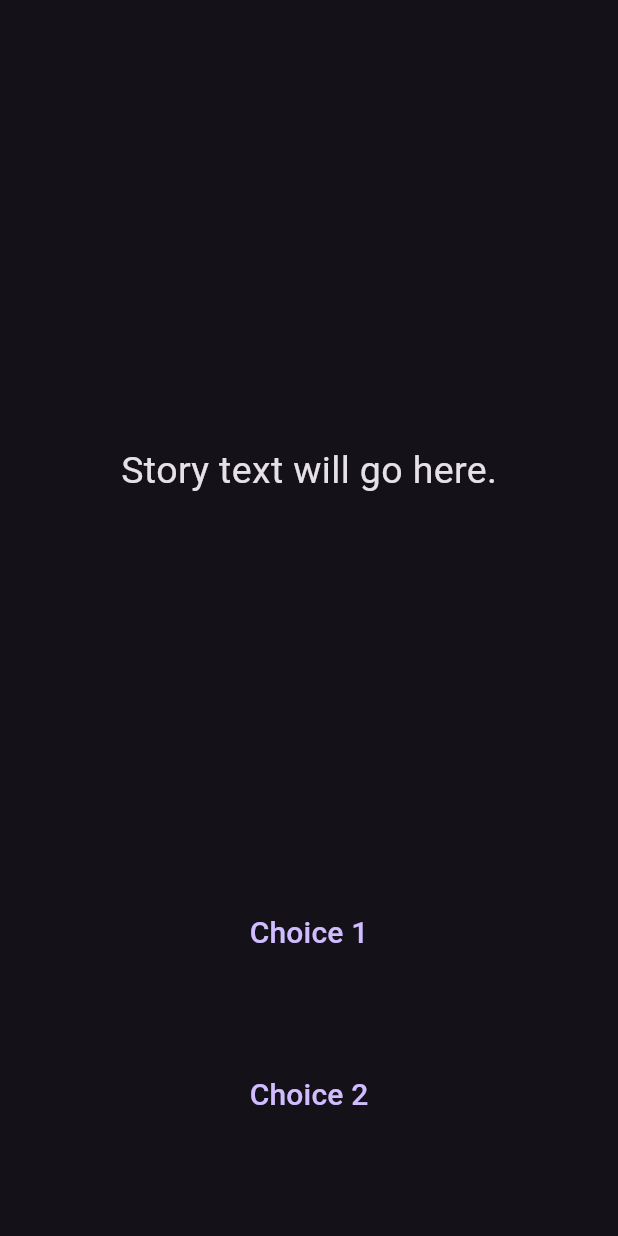
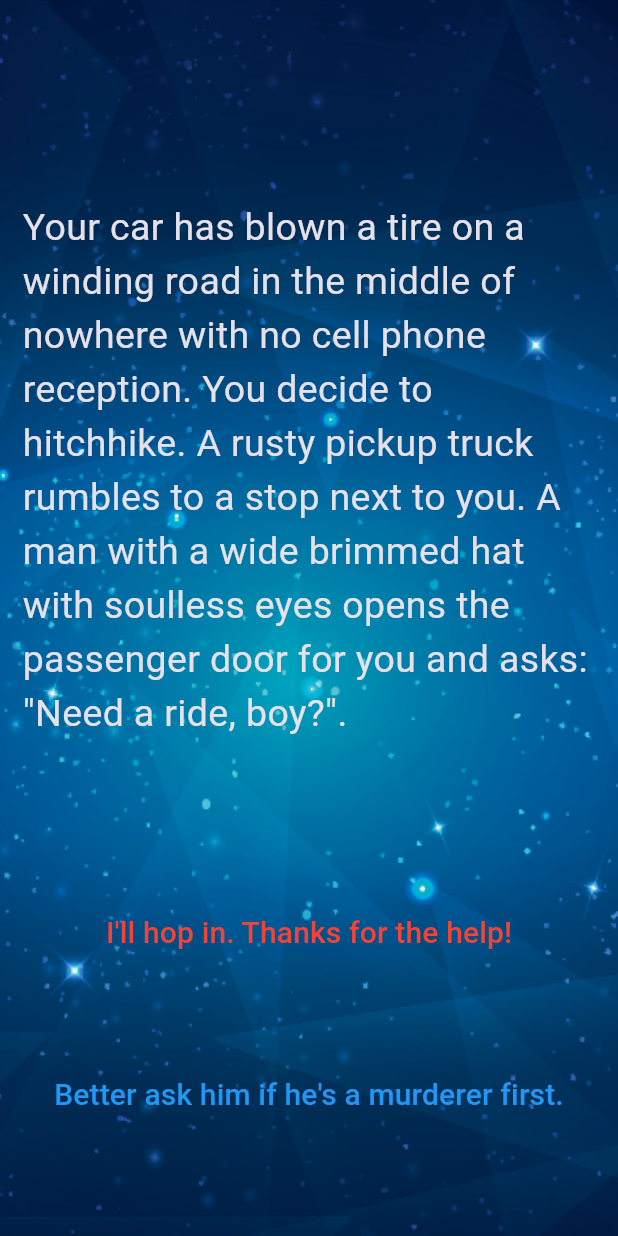
Before and after one commit to Nutness/destini, a Flutter app: the screen it shows after launch, on a phone screen of 412 x 824 dp. Run offline on Flutter 3.47's test engine with Material 3 defaults, Android fonts, the phone set to English and light mode, and no system bars.

Commit message:
Update: Complete project

```diff
--- a/lib/main.dart
+++ b/lib/main.dart
@@ -1,32 +1,46 @@
 import 'package:flutter/material.dart';
+import 'story_brain.dart';
 
-//TODO: Step 15 - Run the app and see if you can see the screen update with the first story. Delete this TODO if it looks as you expected.
-
-void main() => runApp(Destini());
+void main() => runApp(const Destini());
 
 class Destini extends StatelessWidget {
+  const Destini({super.key});
+
+  @override
   Widget build(BuildContext context) {
     return MaterialApp(
       theme: ThemeData.dark(),
-      home: StoryPage(),
+      home: const StoryPage(),
     );
   }
 }
 
-//TODO: Step 9 - Create a new storyBrain object from the StoryBrain class.
+class StoryPage extends StatefulWidget {
+  const StoryPage({super.key});
 
-class StoryPage extends StatefulWidget {
+  @override
+  // ignore: library_private_types_in_public_api
   _StoryPageState createState() => _StoryPageState();
 }
 
 class _StoryPageState extends State<StoryPage> {
+  final storyBrain = StoryBrain();
+
   @override
   Widget build(BuildContext context) {
     return Scaffold(
       body: Container(
-        //TODO: Step 1 - Add background.png to this Container as a background image.
-        padding: EdgeInsets.symmetric(vertical: 50.0, horizontal: 15.0),
-        constraints: BoxConstraints.expand(),
+        decoration: const BoxDecoration(
+          image: DecorationImage(
+            image: AssetImage('images/background.png'),
+            fit: BoxFit.cover,
+          ),
+        ),
+        padding: const EdgeInsets.symmetric(
+          vertical: 50.0,
+          horizontal: 15.0,
+        ),
+        constraints: const BoxConstraints.expand(),
         child: SafeArea(
           child: Column(
             crossAxisAlignment: CrossAxisAlignment.stretch,
@@ -35,9 +49,8 @@ class _StoryPageState extends State<StoryPage> {
                 flex: 12,
                 child: Center(
                   child: Text(
-                    //TODO: Step 10 - use the storyBrain to get the first story title and display it in this Text Widget.
-                    'Story text will go here.',
-                    style: TextStyle(
+                    storyBrain.getStory(),
+                    style: const TextStyle(
                       fontSize: 25.0,
                     ),
                   ),
@@ -47,37 +60,37 @@ class _StoryPageState extends State<StoryPage> {
                 flex: 2,
                 child: TextButton(
                   onPressed: () {
-                    //Choice 1 made by user.
-                    //TODO: Step 18 - Call the nextStory() method from storyBrain and pass the number 1 as the choice made by the user.
+                    setState(() {
+                      storyBrain.nextStory(1);
+                    });
                   },
                   // color: Colors.red,
                   child: Text(
-                    //TODO: Step 13 - Use the storyBrain to get the text for choice 1.
-                    'Choice 1',
-                    style: TextStyle(
+                    storyBrain.getChoice1(),
+                    style: const TextStyle(
                       fontSize: 20.0,
+                      color: Colors.red,
                     ),
                   ),
                 ),
               ),
-              SizedBox(
+              const SizedBox(
                 height: 20.0,
               ),
               Expanded(
                 flex: 2,
-                //TODO: Step 26 - Use a Flutter Visibility Widget to wrap this FlatButton.
-                //TODO: Step 28 - Set the "visible" property of the Visibility Widget to equal the output from the buttonShouldBeVisible() method in the storyBrain.
-                child: TextButton(
-                  onPressed: () {
-                    //Choice 2 made by user.
-                    //TODO: Step 19 - Call the nextStory() method from storyBrain and pass the number 2 as the choice made by the user.
-                  },
-                  // color: Colors.blue,
-                  child: Text(
-                    //TODO: Step 14 - Use the storyBrain to get the text for choice 2.
-                    'Choice 2',
-                    style: TextStyle(
-                      fontSize: 20.0,
+                child: Visibility(
+                  visible: storyBrain.isSecondChoiceButtonVisible(),
+                  child: TextButton(
+                    onPressed: () {
+                      setState(() {
+                        storyBrain.nextStory(2);
+                      });
+                    },
+                    child: Text(
+                      storyBrain.getChoice2(),
+                      style:
+                          const TextStyle(fontSize: 20.0, color: Colors.blue),
                     ),
                   ),
                 ),
--- a/lib/story.dart
+++ b/lib/story.dart
@@ -1,5 +1,13 @@
-//TODO: Step 2 - Create a new class called Story.
+class Story {
+  String storyTitle;
 
-//TODO: Step 3 - Create 3 properties for this class, A. storyTitle to store the story text. B. choice1 to store the text for choice 1, C. choice2 to store the text for choice 2.
+  String choice1;
 
-//TODO: Step 4 - Create a Constructor for this class to be able to initialise the properties created in step 3.
+  String choice2;
+
+  Story({
+    required this.storyTitle,
+    required this.choice1,
+    required this.choice2,
+  });
+}
--- a/lib/story_brain.dart
+++ b/lib/story_brain.dart
@@ -1,59 +1,107 @@
-//TODO: Step 6 - import the story.dart file into this file.
+import 'story.dart';
 
-//TODO: Step 5 - Create a new class called StoryBrain.
+class StoryBrain {
+  String getStory() {
+    return _storyData[storyNumber].storyTitle;
+  }
 
-//TODO: Step 7 - Uncomment the lines below to include storyData as a private property in StoryBrain. Hint: You might need to change something in story.dart to make this work.
+  bool isSecondChoiceButtonVisible() {
+    // 4th, 5th and 6th page doesn't have second choice
+    // We have to hide second choice button when storyline is 4th or 5th or 6th
+    if (storyNumber == 3 || storyNumber == 4 || storyNumber == 5) {
+      return false;
+    } else {
+      return true;
+    }
+  }
 
-//List<Story> _storyData = [
-//  Story(
-//      storyTitle:
-//      'Your car has blown a tire on a winding road in the middle of nowhere with no cell phone reception. You decide to hitchhike. A rusty pickup truck rumbles to a stop next to you. A man with a wide brimmed hat with soulless eyes opens the passenger door for you and asks: "Need a ride, boy?".',
-//      choice1: 'I\'ll hop in. Thanks for the help!',
-//      choice2: 'Better ask him if he\'s a murderer first.'),
-//  Story(
-//      storyTitle: 'He nods slowly, unphased by the question.',
-//      choice1: 'At least he\'s honest. I\'ll climb in.',
-//      choice2: 'Wait, I know how to change a tire.'),
-//  Story(
-//      storyTitle:
-//      'As you begin to drive, the stranger starts talking about his relationship with his mother. He gets angrier and angrier by the minute. He asks you to open the glovebox. Inside you find a bloody knife, two severed fingers, and a cassette tape of Elton John. He reaches for the glove box.',
-//      choice1: 'I love Elton John! Hand him the cassette tape.',
-//      choice2: 'It\'s him or me! You take the knife and stab him.'),
-//  Story(
-//      storyTitle:
-//      'What? Such a cop out! Did you know traffic accidents are the second leading cause of accidental death for most adult age groups?',
-//      choice1: 'Restart',
-//      choice2: ''),
-//  Story(
-//      storyTitle:
-//      'As you smash through the guardrail and careen towards the jagged rocks below you reflect on the dubious wisdom of stabbing someone while they are driving a car you are in.',
-//      choice1: 'Restart',
-//      choice2: ''),
-//  Story(
-//      storyTitle:
-//      'You bond with the murderer while crooning verses of "Can you feel the love tonight". He drops you off at the next town. Before you go he asks you if you know any good places to dump bodies. You reply: "Try the pier".',
-//      choice1: 'Restart',
-//      choice2: '')
-//];
+  final List<Story> _storyData = [
+    Story(
+        storyTitle:
+            'Your car has blown a tire on a winding road in the middle of nowhere with no cell phone reception. You decide to hitchhike. A rusty pickup truck rumbles to a stop next to you. A man with a wide brimmed hat with soulless eyes opens the passenger door for you and asks: "Need a ride, boy?".',
+        choice1: 'I\'ll hop in. Thanks for the help!',
+        choice2: 'Better ask him if he\'s a murderer first.'),
+    Story(
+        storyTitle: 'He nods slowly, unphased by the question.',
+        choice1: 'At least he\'s honest. I\'ll climb in.',
+        choice2: 'Wait, I know how to change a tire.'),
+    Story(
+        storyTitle:
+            'As you begin to drive, the stranger starts talking about his relationship with his mother. He gets angrier and angrier by the minute. He asks you to open the glovebox. Inside you find a bloody knife, two severed fingers, and a cassette tape of Elton John. He reaches for the glove box.',
+        choice1: 'I love Elton John! Hand him the cassette tape.',
+        choice2: 'It\'s him or me! You take the knife and stab him.'),
+    Story(
+        storyTitle:
+            'What? Such a cop out! Did you know traffic accidents are the second leading cause of accidental death for most adult age groups?',
+        choice1: 'Restart',
+        choice2: ''),
+    Story(
+        storyTitle:
+            'As you smash through the guardrail and careen towards the jagged rocks below you reflect on the dubious wisdom of stabbing someone while they are driving a car you are in.',
+        choice1: 'Restart',
+        choice2: ''),
+    Story(
+        storyTitle:
+            'You bond with the murderer while crooning verses of "Can you feel the love tonight". He drops you off at the next town. Before you go he asks you if you know any good places to dump bodies. You reply: "Try the pier".',
+        choice1: 'Restart',
+        choice2: '')
+  ];
 
-//TODO: Step 23 - Use the storyNumber property inside getStory(), getChoice1() and getChoice2() so that it gets the updated story and choices rather than always just the first (0th) one.
+  String getChoice1() {
+    return _storyData[storyNumber].choice1;
+  }
 
-//TODO: Step 8 - Create a method called getStory() that returns the first storyTitle from _storyData.
+  String getChoice2() {
+    return _storyData[storyNumber].choice2;
+  }
 
-//TODO: Step 11 - Create a method called getChoice1() that returns the text for the first choice1 from _storyData.
+  int storyNumber = 0;
 
-//TODO: Step 12 - Create a method called getChoice2() that returns the text for the first choice2 from _storyData.
+  void restart() {
+    storyNumber = 0;
+  }
 
-//TODO: Step 25 - Change the storyNumber property into a private property so that only story_brain.dart has access to it. You can do this by right clicking on the name (storyNumber) and selecting Refactor -> Rename to make the change across all the places where it's used.
+  void nextStory(int userChoice) {
+    // If Current story number is 0
+    if (storyNumber == 0) {
+      if (userChoice == 1) {
+        storyNumber = 2;
+      } else if (userChoice == 2) {
+        storyNumber = 1;
+      }
+    } else if (storyNumber == 1) {
+      // If Current story number is 1
+      if (userChoice == 1) {
+        storyNumber = 2;
+      } else if (userChoice == 2) {
+        storyNumber = 3;
+      }
+    } else if (storyNumber == 2) {
+      // If Current story number is 2
+      if (userChoice == 1) {
+        storyNumber = 5;
+      } else if (userChoice == 2) {
+        storyNumber = 4;
+      }
+    } else if (storyNumber == 3 || storyNumber == 4 || storyNumber == 5) {
+      // If Current story number is 3 or 4 or 5
+      restart();
+    }
 
-//TODO: Step 16 - Create a property called storyNumber which starts with a value of 0. This will be used to track which story the user is currently viewing.
-
-//TODO: Step 17 - Create a method called nextStory(), it should not have any outputs but it should have 1 input called choiceNumber which will be the choice number (int) made by the user.
-
-//TODO: Step 20 - Download the story plan here: https://drive.google.com/uc?export=download&id=1KU6EghkO9Hf2hRM0756xFHgNaZyGCou3
-
-//TODO: Step 21 - Using the story plan, update nextStory() to change the storyNumber depending on the choice made by the user. e.g. if choiceNumber was equal to 1 and the storyNumber is 0, the storyNumber should become 2.
-
-//TODO: Step 22 - In nextStory() if the storyNumber is equal to 3 or 4 or 5, that means it's the end of the game and it should call a method called restart() that resets the storyNumber to 0.
-
-//TODO: Step 27 - Create a method called buttonShouldBeVisible() which checks to see if storyNumber is 0 or 1 or 2 (when both buttons should show choices) and return true if that is the case, else it should return false.
+    // if (userChoice == 1 && storyNumber == 0) {
+    //   storyNumber = 2;
+    // } else if (userChoice == 2 && storyNumber == 0) {
+    //   storyNumber = 1;
+    // } else if (storyNumber == 1 && storyNumber == 1) {
+    //   storyNumber = 2;
+    // } else if (storyNumber == 2 && storyNumber == 1) {
+    //   storyNumber = 3;
+    // } else if (storyNumber == 1 && storyNumber == 2) {
+    //   storyNumber = 5;
+    // } else if (storyNumber == 2 && storyNumber == 2) {
+    //   storyNumber = 4;
+    // } else if (storyNumber == 3 || storyNumber == 4 || storyNumber == 5) {
+    //   restart();
+    // }
+  }
+}
```
Also changed, not shown: 1 other file.
